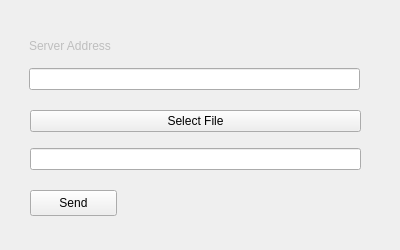
Above: widget.ui from oflifurkan/rustypaste-qt before the change. Below: the same form after it.
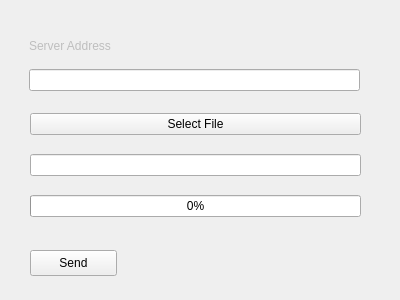
That is the form after the change.

Patch:
```diff
--- a/widget.ui
+++ b/widget.ui
@@ -7,7 +7,7 @@
     <x>0</x>
     <y>0</y>
     <width>400</width>
-    <height>250</height>
+    <height>300</height>
    </rect>
   </property>
   <property name="windowTitle">
@@ -19,7 +19,7 @@
      <x>29</x>
      <y>29</y>
      <width>331</width>
-     <height>61</height>
+     <height>62</height>
     </rect>
    </property>
    <layout class="QVBoxLayout" name="verticalLayout_2">
@@ -48,7 +48,7 @@
      <x>30</x>
      <y>100</y>
      <width>331</width>
-     <height>80</height>
+     <height>131</height>
     </rect>
    </property>
    <layout class="QVBoxLayout" name="verticalLayout_3">
@@ -66,13 +66,20 @@
       </property>
      </widget>
     </item>
+    <item>
+     <widget class="QProgressBar" name="uploadProgressBar">
+      <property name="value">
+       <number>0</number>
+      </property>
+     </widget>
+    </item>
    </layout>
   </widget>
   <widget class="QPushButton" name="sendFileButton">
    <property name="geometry">
     <rect>
      <x>30</x>
-     <y>190</y>
+     <y>250</y>
      <width>87</width>
      <height>26</height>
     </rect>
```
